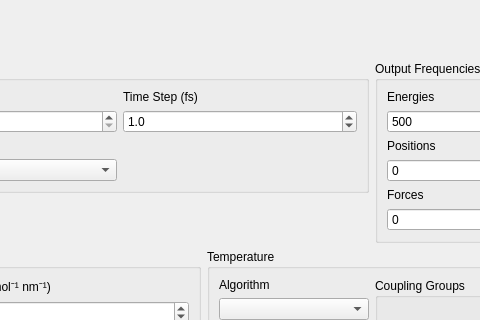
Old version of the form ui/simulationsetupform.ui in the repository breuerss/gromacs-ui; both pictures show x 149 to 629 and y 154 to 474 of the 1042 by 861 pixel window.
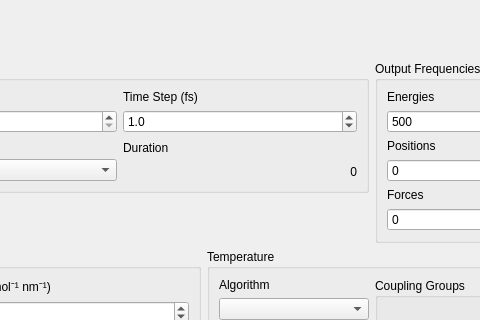
New version of the form. Icons and pictures are not drawn.

Commit message: feature: show the duration of the simulation

```diff
--- a/ui/simulationsetupform.ui
+++ b/ui/simulationsetupform.ui
@@ -594,6 +594,27 @@
            </item>
           </layout>
          </item>
+         <item row="1" column="1">
+          <layout class="QVBoxLayout" name="verticalLayout_18">
+           <item>
+            <widget class="QLabel" name="durationLabel">
+             <property name="text">
+              <string>Duration</string>
+             </property>
+            </widget>
+           </item>
+           <item>
+            <widget class="QLabel" name="duration">
+             <property name="text">
+              <string>0</string>
+             </property>
+             <property name="alignment">
+              <set>Qt::AlignRight|Qt::AlignTrailing|Qt::AlignVCenter</set>
+             </property>
+            </widget>
+           </item>
+          </layout>
+         </item>
         </layout>
        </widget>
       </item>
```
The commit also changes 1 other file.
